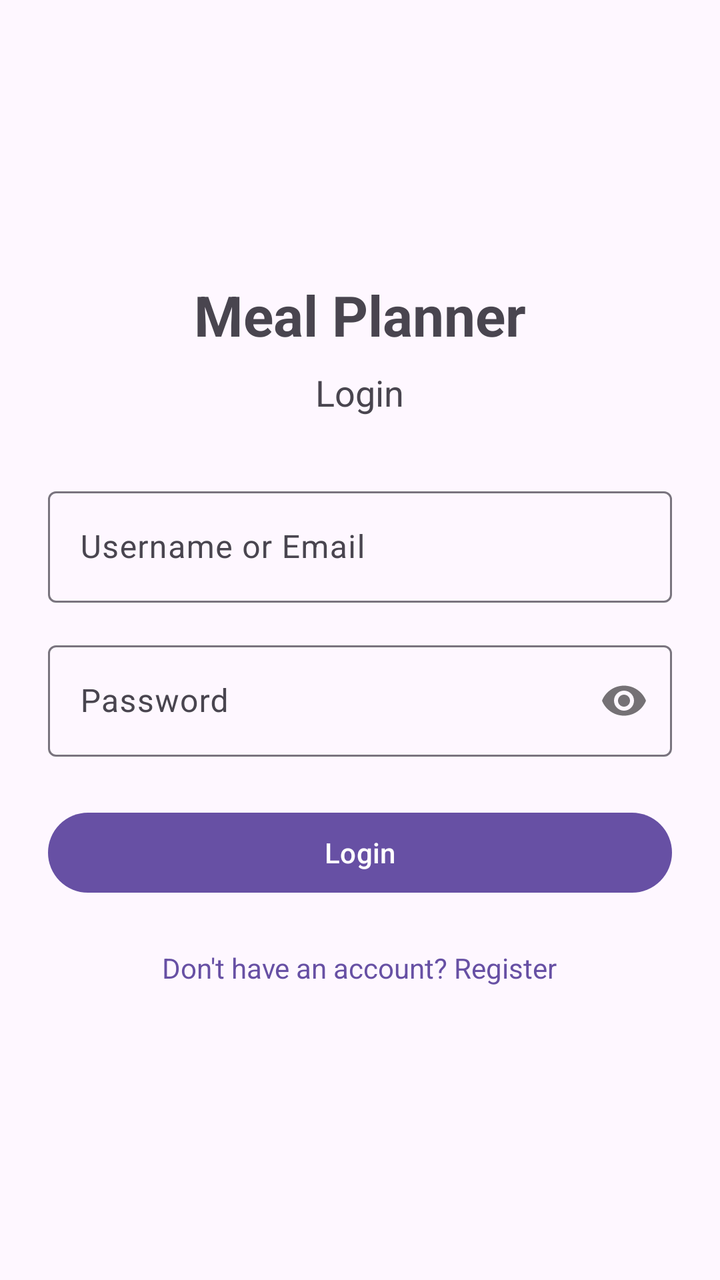
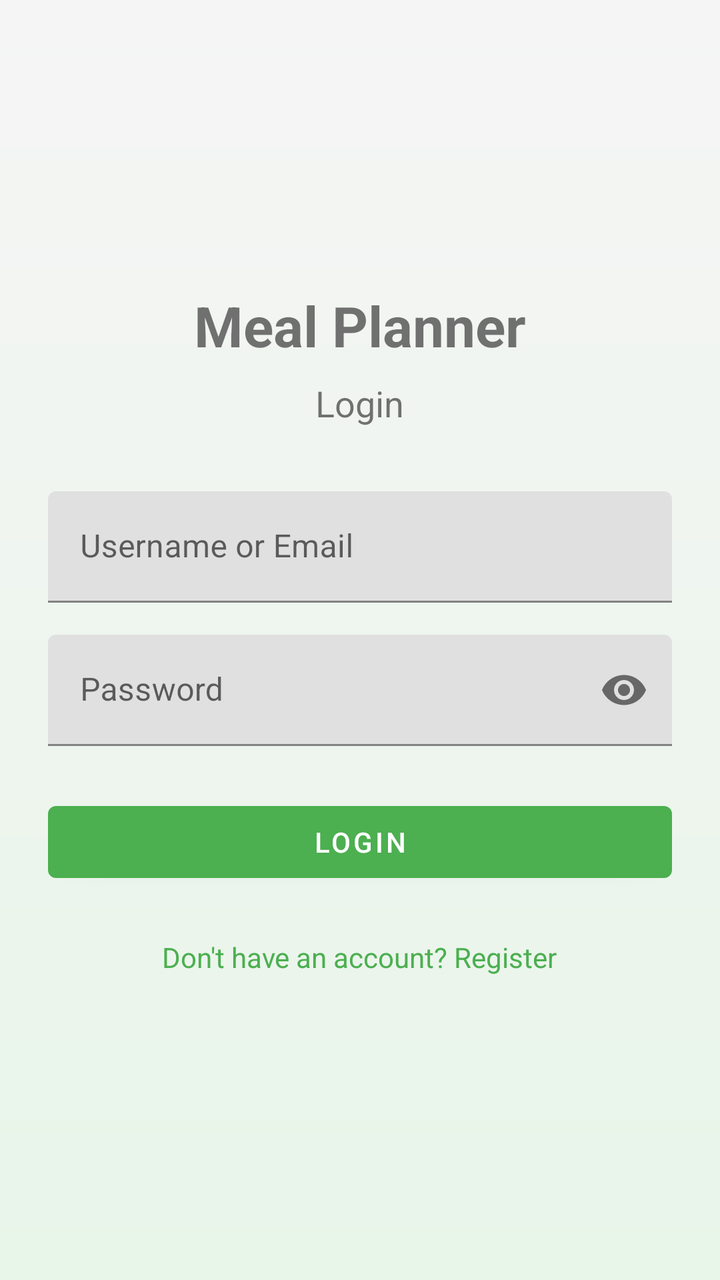

Compare the two renders of this Android layout. The source of the first and the diff that turns it into the second are given below.
<!-- AndroidManifest.xml: application theme Theme.SmartMealPlanner -->
<!-- res/layout/activity_login.xml -->
<?xml version="1.0" encoding="utf-8"?>
<ScrollView xmlns:android="http://schemas.android.com/apk/res/android"
    android:layout_width="match_parent"
    android:layout_height="match_parent"
    android:fillViewport="true">

    <LinearLayout
        android:layout_width="match_parent"
        android:layout_height="wrap_content"
        android:orientation="vertical"
        android:padding="24dp"
        android:gravity="center_vertical">

        <TextView
            android:layout_width="wrap_content"
            android:layout_height="wrap_content"
            android:text="Meal Planner"
            android:textSize="28sp"
            android:textStyle="bold"
            android:layout_gravity="center_horizontal"
            android:layout_marginBottom="8dp"/>

        <TextView
            android:layout_width="wrap_content"
            android:layout_height="wrap_content"
            android:text="Login"
            android:textSize="18sp"
            android:layout_gravity="center_horizontal"
            android:layout_marginBottom="32dp"/>

        <com.google.android.material.textfield.TextInputLayout
            android:layout_width="match_parent"
            android:layout_height="wrap_content"
            android:hint="Username or Email"
            android:layout_marginBottom="16dp">

            <com.google.android.material.textfield.TextInputEditText
                android:id="@+id/etLoginId"
                android:layout_width="match_parent"
                android:layout_height="wrap_content"
                android:inputType="textEmailAddress"/>
        </com.google.android.material.textfield.TextInputLayout>

        <com.google.android.material.textfield.TextInputLayout
            android:layout_width="match_parent"
            android:layout_height="wrap_content"
            android:hint="Password"
            app:passwordToggleEnabled="true"
            xmlns:app="http://schemas.android.com/apk/res-auto"
            android:layout_marginBottom="24dp">

            <com.google.android.material.textfield.TextInputEditText
                android:id="@+id/etPassword"
                android:layout_width="match_parent"
                android:layout_height="wrap_content"
                android:inputType="textPassword"/>
        </com.google.android.material.textfield.TextInputLayout>

        <Button
            android:id="@+id/btnLogin"
            android:layout_width="match_parent"
            android:layout_height="wrap_content"
            android:text="Login"
            android:layout_marginBottom="16dp"/>

        <TextView
            android:id="@+id/tvGoRegister"
            android:layout_width="wrap_content"
            android:layout_height="wrap_content"
            android:text="Don't have an account? Register"
            android:layout_gravity="center_horizontal"
            android:textColor="?attr/colorPrimary"
            android:padding="8dp"/>

    </LinearLayout>
</ScrollView>
<!-- resources referenced by this layout -->
<resources>
  <style name="Theme.SmartMealPlanner" parent="Base.Theme.SmartMealPlanner" />
  <style name="Base.Theme.SmartMealPlanner" parent="Theme.Material3.DayNight.NoActionBar">
          
          
      </style>
</resources>

<!-- the commit's change to res/layout/activity_login.xml (unified diff, before → after) -->
@@ -2,7 +2,8 @@
 <ScrollView xmlns:android="http://schemas.android.com/apk/res/android"
     android:layout_width="match_parent"
     android:layout_height="match_parent"
-    android:fillViewport="true">
+    android:fillViewport="true"
+    android:background="@drawable/background_colors">
 
     <LinearLayout
         android:layout_width="match_parent"
<!-- resource entries referenced after the edit -->
@@ -1,9 +1,26 @@
 <!-- resources referenced by this layout -->
 <resources>
-  <style name="Theme.SmartMealPlanner" parent="Base.Theme.SmartMealPlanner" />
-  <style name="Base.Theme.SmartMealPlanner" parent="Theme.Material3.DayNight.NoActionBar">
+  <!-- drawable background_colors (drawable) -->
+  <?xml version="1.0" encoding="utf-8"?>
+  <shape xmlns:android="http://schemas.android.com/apk/res/android">
+      <gradient
+          android:startColor="#F5F5F5"
+          android:endColor="#E8F5E9"
+          android:angle="270"/>
+  </shape>
+  <style name="Theme.SmartMealPlanner" parent="Theme.MaterialComponents.DayNight.DarkActionBar">
           
+          <item name="colorPrimary">#4CAF50</item>          
+          <item name="colorPrimaryVariant">#388E3C</item>   
+          <item name="colorOnPrimary">#FFFFFF</item>        
+  
           
+          <item name="colorSecondary">#8BC34A</item>        
+          <item name="colorSecondaryVariant">#689F38</item>
+          <item name="colorOnSecondary">#000000</item>
+  
+          
+          <item name="android:statusBarColor" tools:targetApi="l">?attr/colorPrimaryVariant</item>
       </style>
 </resources>
 
